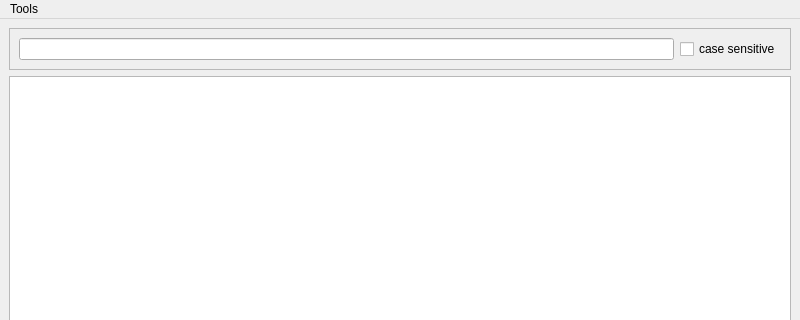
This is src/analyzer/qtanalyzerwindow.ui in loganek/workertracker as Qt 5 draws it before an edit; both pictures show x 0 to 800 and y 0 to 320 of the 800 by 600 pixel window. The edited form follows.
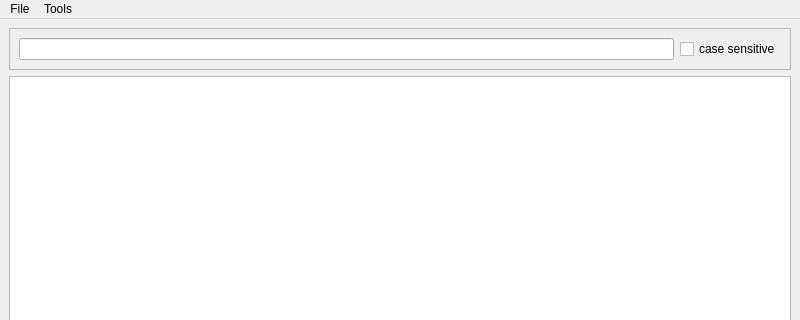
This is the edited form.

```diff
--- a/src/analyzer/qtanalyzerwindow.ui
+++ b/src/analyzer/qtanalyzerwindow.ui
@@ -57,6 +57,13 @@
     </property>
     <addaction name="actionConfiguration"/>
    </widget>
+   <widget class="QMenu" name="menuFile">
+    <property name="title">
+     <string>File</string>
+    </property>
+    <addaction name="loadDataFileAction"/>
+   </widget>
+   <addaction name="menuFile"/>
    <addaction name="menuTools"/>
   </widget>
   <widget class="QStatusBar" name="statusbar"/>
```
Left out of the diff: 5 changed lines with no effect on the pictures.
